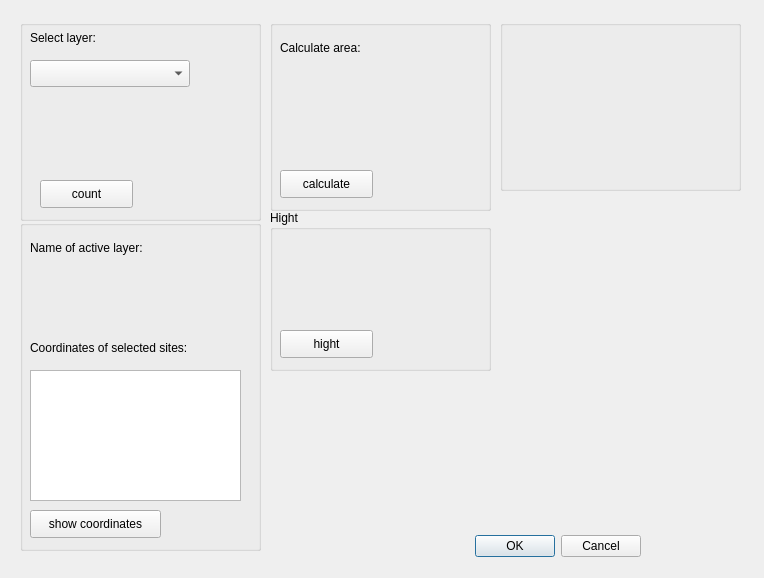
WiktoriaSamek/InformaticsPlugin, file Informatics_plugin_dialog_base.ui: the form before one commit.
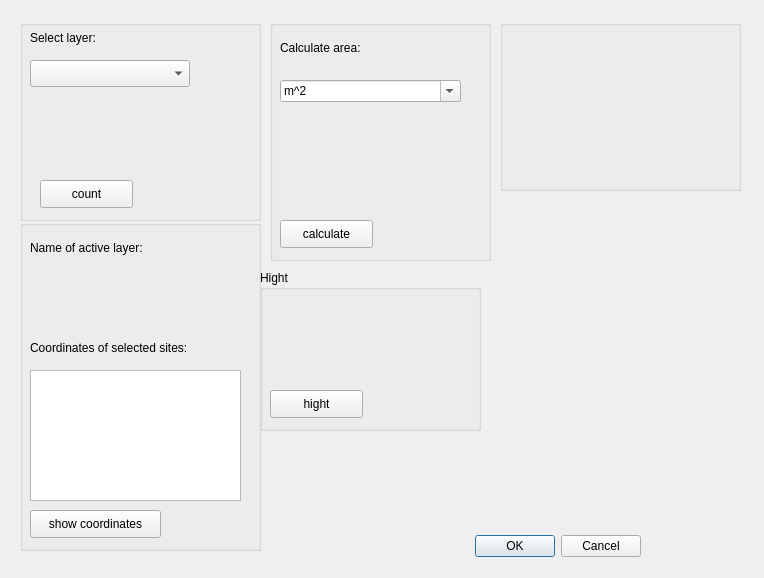
The form after the commit. Custom widgets are drawn as their Qt base class.

Commit message: REALY BIG UPDATE- area and selected options

What changed in the file:
```diff
--- a/Informatics_plugin_dialog_base.ui
+++ b/Informatics_plugin_dialog_base.ui
@@ -29,19 +29,6 @@
     <set>QDialogButtonBox::Cancel|QDialogButtonBox::Ok</set>
    </property>
   </widget>
-  <widget class="QPushButton" name="pushbutton_calculate">
-   <property name="geometry">
-    <rect>
-     <x>280</x>
-     <y>170</y>
-     <width>93</width>
-     <height>28</height>
-    </rect>
-   </property>
-   <property name="text">
-    <string>calculate</string>
-   </property>
-  </widget>
   <widget class="QGroupBox" name="one">
    <property name="geometry">
     <rect>
@@ -185,7 +172,7 @@
      <x>270</x>
      <y>20</y>
      <width>221</width>
-     <height>191</height>
+     <height>241</height>
     </rect>
    </property>
    <property name="title">
@@ -195,7 +182,7 @@
     <property name="geometry">
      <rect>
       <x>10</x>
-      <y>60</y>
+      <y>110</y>
       <width>171</width>
       <height>61</height>
      </rect>
@@ -220,12 +207,53 @@
      <string>Calculate area:</string>
     </property>
    </widget>
+   <widget class="QComboBox" name="comboBox_unit">
+    <property name="geometry">
+     <rect>
+      <x>10</x>
+      <y>60</y>
+      <width>181</width>
+      <height>22</height>
+     </rect>
+    </property>
+    <property name="editable">
+     <bool>true</bool>
+    </property>
+    <item>
+     <property name="text">
+      <string>m^2</string>
+     </property>
+    </item>
+    <item>
+     <property name="text">
+      <string>Ary</string>
+     </property>
+    </item>
+    <item>
+     <property name="text">
+      <string>Hektary</string>
+     </property>
+    </item>
+   </widget>
+   <widget class="QPushButton" name="pushbutton_calculate">
+    <property name="geometry">
+     <rect>
+      <x>10</x>
+      <y>200</y>
+      <width>93</width>
+      <height>28</height>
+     </rect>
+    </property>
+    <property name="text">
+     <string>calculate</string>
+    </property>
+   </widget>
   </widget>
   <widget class="QGroupBox" name="fore">
    <property name="geometry">
     <rect>
-     <x>270</x>
-     <y>210</y>
+     <x>260</x>
+     <y>270</y>
      <width>221</width>
      <height>161</height>
     </rect>
```
Left out of the diff: 15 changed lines with no effect on the pictures. The commit also changes 2 other files.
